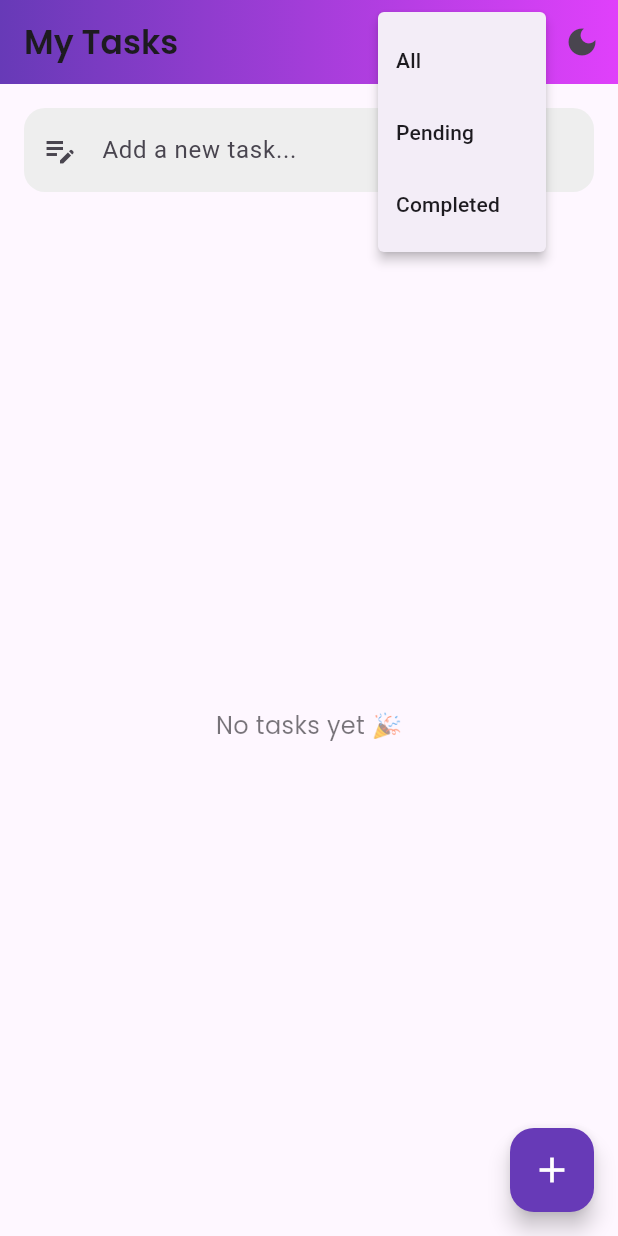
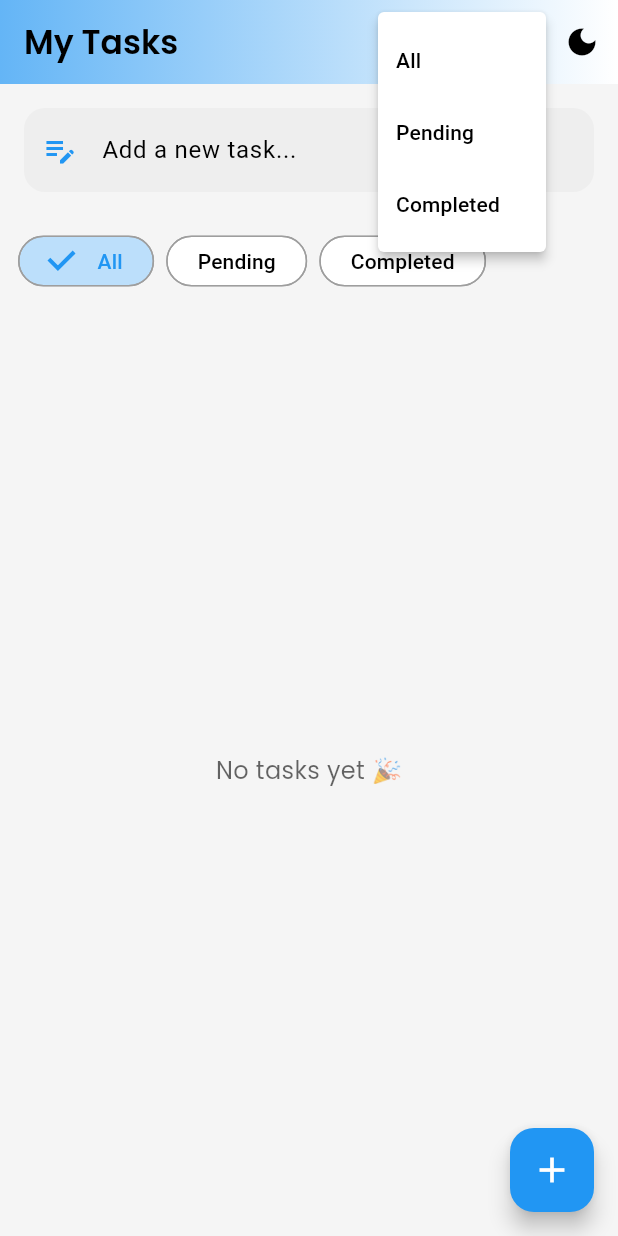
Before and after one commit to Moamen-ahmed-13/todo_app, a Flutter app: the screen it shows after launch, after a tap on the "filter list" icon, on a phone screen of 412 x 824 dp. Run offline on Flutter 3.47's test engine with Material 3 defaults, Android fonts, the phone set to English and light mode, and no system bars; our stand-ins replace bloc, equatable, flutter_bloc, get_it, google_fonts, hive and 1 more; accounts and stored records are empty.

Commit message:
some enhancements in ui

```diff
--- a/lib/features/todo/presentation/pages/todo_app.dart
+++ b/lib/features/todo/presentation/pages/todo_app.dart
@@ -20,7 +20,6 @@ class TodoApp extends StatefulWidget {
 
 class _TodoAppState extends State<TodoApp> {
   final TextEditingController _controller = TextEditingController();
-
   @override
   void dispose() {
     _controller.dispose();
@@ -32,6 +31,8 @@ class _TodoAppState extends State<TodoApp> {
     final cubit = context.read<TodoCubit>();
     final isDark = widget.isDarkMode;
 
+    final mainBlue = Colors.blue;
+
     return Scaffold(
       appBar: AppBar(
         title: Text(
@@ -42,8 +43,8 @@ class _TodoAppState extends State<TodoApp> {
           decoration: BoxDecoration(
             gradient: LinearGradient(
               colors: isDark
-                  ? [Colors.deepPurple.shade900, Colors.black]
-                  : [Colors.deepPurple, Colors.purpleAccent],
+                  ? [mainBlue.shade900, Colors.black]
+                  : [mainBlue.shade300, Colors.white],
             ),
           ),
         ),
@@ -56,7 +57,8 @@ class _TodoAppState extends State<TodoApp> {
             itemBuilder: (context) => const [
               PopupMenuItem(value: TaskFilter.all, child: Text('All')),
               PopupMenuItem(value: TaskFilter.pending, child: Text('Pending')),
-              PopupMenuItem(value: TaskFilter.completed, child: Text('Completed')),
+              PopupMenuItem(
+                  value: TaskFilter.completed, child: Text('Completed')),
             ],
             icon: const Icon(Icons.filter_list),
           ),
@@ -67,7 +69,9 @@ class _TodoAppState extends State<TodoApp> {
           ),
         ],
       ),
-      body: Column(
+      body: Container(
+        color: isDark ? Colors.black : Colors.grey[100],
+        child: Column(
           children: [
             Padding(
               padding: const EdgeInsets.all(16),
@@ -77,7 +81,7 @@ class _TodoAppState extends State<TodoApp> {
                   hintText: "Add a new task...",
                   filled: true,
                   fillColor: isDark ? Colors.grey[850] : Colors.grey[200],
-                prefixIcon: const Icon(Icons.edit_note),
+                  prefixIcon: Icon(Icons.edit_note, color: mainBlue),
                   suffixIcon: _controller.text.isNotEmpty
                       ? IconButton(
                           icon: const Icon(Icons.clear),
@@ -96,6 +100,81 @@ class _TodoAppState extends State<TodoApp> {
                   _controller.clear();
                 },
               ),
+            ),
+            BlocBuilder<TodoCubit, TodoState>(
+              builder: (context, state) {
+                return Padding(
+                  padding:
+                      const EdgeInsets.symmetric(horizontal: 12, vertical: 6),
+                  child: Row(
+                    mainAxisAlignment: MainAxisAlignment.start,
+                    children: [
+                      FilterChip(
+                        shape: const StadiumBorder().copyWith(
+                            side: BorderSide(
+                          color: Colors.grey,
+                          width: 1,
+                        )),
+                        checkmarkColor: mainBlue,
+                        backgroundColor: isDark ? mainBlue : Colors.white,
+                        padding: const EdgeInsets.symmetric(horizontal: 12),
+                        label: const Text("All"),
+                        selected: state.filter == TaskFilter.all,
+                        onSelected: (_) => context
+                            .read<TodoCubit>()
+                            .changeFilter(TaskFilter.all),
+                        selectedColor: mainBlue.withOpacity(0.3),
+                        labelStyle: TextStyle(
+                          color:
+                              state.filter == TaskFilter.all ? mainBlue : null,
+                        ),
+                      ),
+                      const SizedBox(width: 8),
+                      FilterChip(
+                        shape: const StadiumBorder().copyWith(
+                            side: BorderSide(
+                          color: Colors.grey,
+                          width: 1,
+                        )),
+                        checkmarkColor: mainBlue,
+                        label: const Text("Pending"),
+                        padding: const EdgeInsets.symmetric(horizontal: 12),
+                        selected: state.filter == TaskFilter.pending,
+                        onSelected: (_) => context
+                            .read<TodoCubit>()
+                            .changeFilter(TaskFilter.pending),
+                        selectedColor: mainBlue.withOpacity(0.3),
+                        labelStyle: TextStyle(
+                          color: state.filter == TaskFilter.pending
+                              ? mainBlue
+                              : null,
+                        ),
+                      ),
+                      const SizedBox(width: 8),
+                      FilterChip(
+                        checkmarkColor: mainBlue,
+                        shape: const StadiumBorder().copyWith(
+                            side: BorderSide(
+                          color: Colors.grey,
+                          width: 1,
+                        )),
+                        label: const Text("Completed"),
+                        padding: const EdgeInsets.symmetric(horizontal: 12),
+                        selected: state.filter == TaskFilter.completed,
+                        onSelected: (_) => context
+                            .read<TodoCubit>()
+                            .changeFilter(TaskFilter.completed),
+                        selectedColor: mainBlue.withOpacity(0.3),
+                        labelStyle: TextStyle(
+                          color: state.filter == TaskFilter.completed
+                              ? mainBlue
+                              : null,
+                        ),
+                      ),
+                    ],
+                  ),
+                );
+              },
             ),
             Expanded(
               child: BlocBuilder<TodoCubit, TodoState>(
@@ -142,6 +221,9 @@ class _TodoAppState extends State<TodoApp> {
                         ),
                         child: ListTile(
                           leading: Checkbox(
+                            activeColor: mainBlue,
+                            checkColor: Colors.white,
+                            shape: const CircleBorder(),
                             value: task.isDone,
                             onChanged: (value) =>
                                 cubit.toggleDone(originalIndex, value ?? false),
@@ -177,7 +259,7 @@ class _TodoAppState extends State<TodoApp> {
                                               .withOpacity(0.6),
                                     ),
                                     const SizedBox(width: 4),
-                                  Container(
+                                    SizedBox(
                                       width: 125,
                                       child: Text(
                                         "Due: ${DateFormat.yMMMd().format(task.date!)}",
@@ -199,8 +281,7 @@ class _TodoAppState extends State<TodoApp> {
                             spacing: 4,
                             children: [
                               IconButton(
-                              icon: const Icon(Icons.edit,
-                                  color: Colors.blueAccent),
+                                icon: Icon(Icons.edit, color: mainBlue),
                                 onPressed: () => _showEditDialog(
                                     context, cubit, originalIndex, task.title),
                                 tooltip: 'Edit Task',
@@ -220,6 +301,23 @@ class _TodoAppState extends State<TodoApp> {
                               initialDate: task.date ?? DateTime.now(),
                               firstDate: DateTime(2000),
                               lastDate: DateTime(2100),
+                              builder: (context, child) {
+                                // Apply blue theme to date picker
+                                return Theme(
+                                  data: Theme.of(context).copyWith(
+                                    colorScheme: ColorScheme.light(
+                                      primary: mainBlue,
+                                      onPrimary: Colors.white,
+                                      onSurface:
+                                          isDark ? Colors.white : Colors.black,
+                                    ),
+                                    dialogBackgroundColor: isDark
+                                        ? Colors.grey[900]
+                                        : Colors.white,
+                                  ),
+                                  child: child!,
+                                );
+                              },
                             );
                             if (pickedDate != null) {
                               cubit.updateDate(originalIndex, pickedDate);
@@ -229,7 +327,8 @@ class _TodoAppState extends State<TodoApp> {
                               horizontal: 16, vertical: 8),
                           shape: RoundedRectangleBorder(
                               borderRadius: BorderRadius.circular(14)),
-                        tileColor: isDark ? Colors.grey[900] : Colors.grey[100],
+                          tileColor:
+                              isDark ? Colors.grey[900] : Colors.grey[100],
                         ),
                       );
                     },
@@ -238,6 +337,7 @@ class _TodoAppState extends State<TodoApp> {
               ),
             ),
           ],
+        ),
       ),
       floatingActionButton: FloatingActionButton(
         onPressed: () {
@@ -255,8 +355,7 @@ class _TodoAppState extends State<TodoApp> {
           _controller.clear();
         },
         shape: RoundedRectangleBorder(borderRadius: BorderRadius.circular(16)),
-        backgroundColor:
-            isDark ? Colors.deepPurple.shade900 : Colors.deepPurple,
+        backgroundColor: mainBlue,
         tooltip: 'Add Task',
         child: const Icon(
           Icons.add,
@@ -293,6 +392,7 @@ class _TodoAppState extends State<TodoApp> {
             style: ElevatedButton.styleFrom(
               shape: RoundedRectangleBorder(
                   borderRadius: BorderRadius.circular(10)),
+              backgroundColor: Colors.blue.shade100,
             ),
             child: const Text('Save'),
             onPressed: () => Navigator.pop(context, controller.text.trim()),
--- a/lib/main.dart
+++ b/lib/main.dart
@@ -9,21 +9,30 @@ import 'package:flutter_bloc/flutter_bloc.dart';
 
 final sl = GetIt.instance;
 
-void setup() async {
-  await Hive.initFlutter();
-  Hive.registerAdapter(TaskAdapter());
-  final box = await Hive.openBox<Task>('tasksBox');
-  sl.registerSingleton<TodoRepository>(TodoRepository(box));
+Future<void> setup() async {
+  try {
+    await Hive.initFlutter();
+    Hive.registerAdapter(TaskAdapter());
+    final box = await Hive.openBox<Task>('tasksBox');
+    sl.registerSingleton<TodoRepository>(TodoRepository(box));
+  } catch (e, stackTrace) {
+    debugPrint('Hive error: $e, $stackTrace');
+    rethrow;
+  }
+}
+
+Future<void> closeHiveBoxes() async {
+  await Hive.close();
 }
 
 void main() async {
   WidgetsFlutterBinding.ensureInitialized();
-  final box = await Hive.openBox<Task>('tasksBox');
+  await setup();
+
+  final repo = sl<TodoRepository>();
   runApp(
     BlocProvider(
-      create: (context) => TodoCubit(
-        TodoRepository(box),
-      ),
+      create: (context) => TodoCubit(repo),
       child: const TheRoot(),
     ),
   );
@@ -46,6 +55,12 @@ class _TheRootState extends State<TheRoot> {
   }
 
   @override
+  void dispose() {
+    closeHiveBoxes();
+    super.dispose();
+  }
+
+  @override
   Widget build(BuildContext context) {
     return MaterialApp(
       home: TodoApp(
@@ -53,7 +68,29 @@ class _TheRootState extends State<TheRoot> {
         onToggleTheme: toggleTheme,
       ),
       debugShowCheckedModeBanner: false,
-      theme: _isDarkMode ? ThemeData.dark() : ThemeData.light(),
+      theme: ThemeData(
+        brightness: Brightness.light,
+        primaryColor: const Color(0xFF2196F3),
+        colorScheme: ColorScheme.light(
+          primary: const Color(0xFF2196F3),
+          secondary: const Color(0xFF64B5F6),
+        ),
+        appBarTheme: const AppBarTheme(
+          backgroundColor: Color(0xFF2196F3),
+        ),
+      ),
+      darkTheme: ThemeData(
+        brightness: Brightness.dark,
+        primaryColor: const Color(0xFF0D47A1),
+        colorScheme: ColorScheme.dark(
+          primary: const Color(0xFF0D47A1),
+          secondary: const Color(0xFF1976D2),
+        ),
+        appBarTheme: const AppBarTheme(
+          backgroundColor: Color(0xFF0D47A1),
+        ),
+      ),
+      themeMode: _isDarkMode ? ThemeMode.dark : ThemeMode.light,
     );
   }
 }
```
Lines whose indentation alone changed are shown as unchanged.
